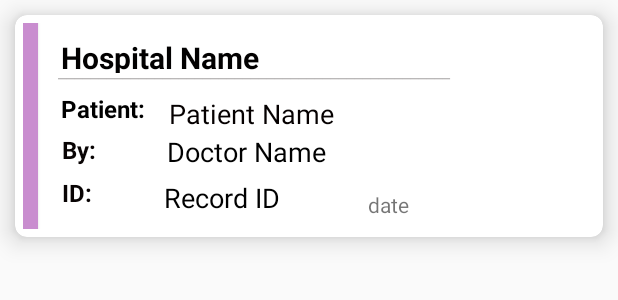
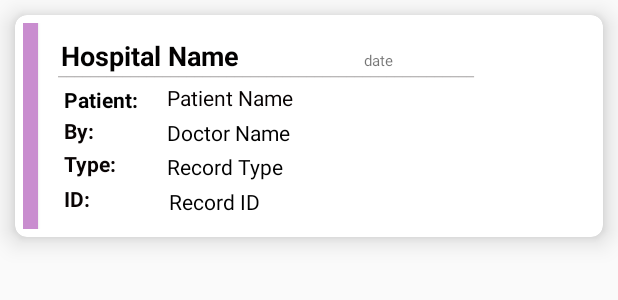
Before and after one commit to raghadn/HealthBuddyAdmin, an Android app: the layout record_item.xml on its own in the app's theme, with its tools: preview values and no code run, on a phone screen of 412 x 824 dp. Shown: the top 300 px of the screen. Run offline under Robolectric (Android 15) with nearby library versions, the phone set to English and light mode, and no system bars.

Commit message:
View Shared record completed + updated Card view

```diff
--- a/app/src/main/AndroidManifest.xml
+++ b/app/src/main/AndroidManifest.xml
@@ -27,12 +27,10 @@
         <activity android:name=".SearchForPatient"
             android:windowSoftInputMode="adjustPan"/>
         <activity android:name=".Notifications" />
-        <activity android:name=".WriteBloodTest" />
         <activity android:name=".ReadActivity" />
         <activity android:name=".Login">
             <intent-filter>
                 <action android:name="android.intent.action.MAIN" />
-
                 <category android:name="android.intent.category.LAUNCHER" />
             </intent-filter>
         </activity>
--- a/app/src/main/res/layout/activity_prescriptions.xml
+++ b/app/src/main/res/layout/activity_prescriptions.xml
@@ -32,6 +32,7 @@
 
 
     <TextView
+        android:id="@+id/Noresult"
         android:layout_width="wrap_content"
         android:layout_height="wrap_content"
         android:layout_marginBottom="416dp"
@@ -41,7 +42,8 @@
         app:layout_constraintEnd_toEndOf="parent"
         app:layout_constraintHorizontal_bias="0.464"
         app:layout_constraintStart_toStartOf="parent"
-        app:layout_constraintTop_toBottomOf="@+id/viewHiveToolBar" />
+        app:layout_constraintTop_toBottomOf="@+id/viewHiveToolBar"
+        android:visibility="invisible"/>
 
     <Button
         android:layout_marginTop="20dp"
--- a/app/src/main/res/layout/record_item.xml
+++ b/app/src/main/res/layout/record_item.xml
@@ -15,9 +15,31 @@
         android:layout_margin="5dp"
         android:orientation="vertical">
 
+
+        <TextView
+            android:id="@+id/typeText"
+            android:layout_width="57dp"
+            android:layout_height="23dp"
+            android:layout_alignParentStart="true"
+            android:layout_alignParentLeft="true"
+            android:layout_alignParentTop="true"
+            android:layout_alignParentEnd="true"
+            android:layout_alignParentRight="true"
+            android:layout_alignParentBottom="true"
+            android:layout_marginStart="27dp"
+            android:layout_marginLeft="27dp"
+            android:layout_marginTop="84dp"
+            android:layout_marginEnd="298dp"
+            android:layout_marginRight="298dp"
+            android:layout_marginBottom="30dp"
+            android:text="Type:"
+            android:textColor="#FD070202"
+            android:textSize="14sp"
+            android:textStyle="bold" />
+
         <TextView
             android:id="@+id/hname"
-            android:layout_width="328dp"
+            android:layout_width="320dp"
             android:layout_height="24dp"
             android:layout_alignParentStart="true"
             android:layout_alignParentLeft="true"
@@ -28,37 +50,98 @@
             android:layout_marginStart="25dp"
             android:layout_marginLeft="25dp"
             android:layout_marginTop="9dp"
-            android:layout_marginEnd="29dp"
-            android:layout_marginRight="29dp"
+            android:layout_marginEnd="37dp"
+            android:layout_marginRight="37dp"
             android:layout_marginBottom="104dp"
             android:text="Hospital Name"
             android:textColor="#020101"
-            android:textSize="20sp"
+            android:textSize="18sp"
             android:textStyle="bold" />
 
         <TextView
             android:id="@+id/textView8"
-            android:layout_width="wrap_content"
-            android:layout_height="26dp"
+            android:layout_width="55dp"
+            android:layout_height="24dp"
             android:layout_alignParentStart="true"
             android:layout_alignParentLeft="true"
             android:layout_alignParentTop="true"
             android:layout_alignParentEnd="true"
             android:layout_alignParentRight="true"
             android:layout_alignParentBottom="true"
-            android:layout_marginStart="26dp"
-            android:layout_marginLeft="26dp"
-            android:layout_marginTop="73dp"
-            android:layout_marginEnd="298dp"
-            android:layout_marginRight="298dp"
-            android:layout_marginBottom="38dp"
+            android:layout_marginStart="27dp"
+            android:layout_marginLeft="27dp"
+            android:layout_marginTop="62dp"
+            android:layout_marginEnd="300dp"
+            android:layout_marginRight="300dp"
+            android:layout_marginBottom="51dp"
             android:text="By: "
             android:textColor="#FD070202"
-            android:textSize="16sp"
+            android:textSize="14sp"
+            android:textStyle="bold" />
+
+        <TextView
+            android:id="@+id/Rid2"
+            android:layout_width="57dp"
+            android:layout_height="23dp"
+            android:layout_alignParentStart="true"
+            android:layout_alignParentLeft="true"
+            android:layout_alignParentTop="true"
+            android:layout_alignParentEnd="true"
+            android:layout_alignParentRight="true"
+            android:layout_alignParentBottom="true"
+            android:layout_marginStart="27dp"
+            android:layout_marginLeft="27dp"
+            android:layout_marginTop="107dp"
+            android:layout_marginEnd="295dp"
+            android:layout_marginRight="295dp"
+            android:layout_marginBottom="7dp"
+            android:text="ID: "
+            android:textColor="#FD070202"
+            android:textSize="14sp"
             android:textStyle="bold" />
 
         <TextView
             android:id="@+id/d_name"
+            android:layout_width="251dp"
+            android:layout_height="22dp"
+            android:layout_alignParentStart="true"
+            android:layout_alignParentLeft="true"
+            android:layout_alignParentTop="true"
+            android:layout_alignParentEnd="true"
+            android:layout_alignParentRight="true"
+            android:layout_alignParentBottom="true"
+            android:layout_marginStart="96dp"
+            android:layout_marginLeft="96dp"
+            android:layout_marginTop="63dp"
+            android:layout_marginEnd="35dp"
+            android:layout_marginRight="35dp"
+            android:layout_marginBottom="52dp"
+            android:text="Doctor Name"
+            android:textColor="#000000"
+            android:textSize="14sp" />
+
+        <TextView
+            android:id="@+id/Rid"
+            android:layout_width="232dp"
+            android:layout_height="22dp"
+            android:layout_alignParentStart="true"
+            android:layout_alignParentLeft="true"
+            android:layout_alignParentTop="true"
+            android:layout_alignParentEnd="true"
+            android:layout_alignParentRight="true"
+            android:layout_alignParentBottom="true"
+            android:layout_marginStart="97dp"
+            android:layout_marginLeft="97dp"
+            android:layout_marginTop="109dp"
+            android:layout_marginEnd="34dp"
+            android:layout_marginRight="34dp"
+            android:layout_marginBottom="6dp"
+            android:text="Record ID"
+            android:textColor="#000000"
+            android:textSize="14sp" />
+
+        <TextView
+            android:id="@+id/Type"
             android:layout_width="232dp"
             android:layout_height="22dp"
             android:layout_alignParentStart="true"
@@ -69,51 +152,52 @@
             android:layout_alignParentBottom="true"
             android:layout_marginStart="96dp"
             android:layout_marginLeft="96dp"
-            android:layout_marginTop="73dp"
-            android:layout_marginEnd="34dp"
-            android:layout_marginRight="34dp"
-            android:layout_marginBottom="42dp"
-            android:text="Doctor Name"
+            android:layout_marginTop="86dp"
+            android:layout_marginEnd="35dp"
+            android:layout_marginRight="35dp"
+            android:layout_marginBottom="29dp"
+            android:text="Record Type"
             android:textColor="#000000"
-            android:textSize="18sp" />
+            android:textSize="14sp" />
 
         <TextView
             android:id="@+id/record_date"
-            android:layout_width="119dp"
-            android:layout_height="22dp"
+            android:layout_width="108dp"
+            android:layout_height="14dp"
             android:layout_alignParentStart="true"
             android:layout_alignParentLeft="true"
             android:layout_alignParentTop="true"
             android:layout_alignParentEnd="true"
             android:layout_alignParentRight="true"
             android:layout_alignParentBottom="true"
-            android:layout_marginStart="230dp"
-            android:layout_marginLeft="230dp"
-            android:layout_marginTop="111dp"
-            android:layout_marginEnd="13dp"
-            android:layout_marginRight="13dp"
-            android:layout_marginBottom="4dp"
-            android:text="date" />
+            android:layout_marginStart="227dp"
+            android:layout_marginLeft="227dp"
+            android:layout_marginTop="18dp"
+            android:layout_marginEnd="47dp"
+            android:layout_marginRight="47dp"
+            android:layout_marginBottom="105dp"
+            android:text="date"
+            android:textSize="10sp" />
 
         <TextView
             android:id="@+id/patient_name"
-            android:layout_width="241dp"
-            android:layout_height="24dp"
+            android:layout_width="262dp"
+            android:layout_height="20dp"
             android:layout_alignParentStart="true"
             android:layout_alignParentLeft="true"
             android:layout_alignParentTop="true"
             android:layout_alignParentEnd="true"
             android:layout_alignParentRight="true"
             android:layout_alignParentBottom="true"
-            android:layout_marginStart="97dp"
-            android:layout_marginLeft="97dp"
-            android:layout_marginTop="48dp"
+            android:layout_marginStart="96dp"
+            android:layout_marginLeft="96dp"
+            android:layout_marginTop="40dp"
             android:layout_marginEnd="24dp"
             android:layout_marginRight="24dp"
-            android:layout_marginBottom="65dp"
+            android:layout_marginBottom="77dp"
             android:text="Patient Name"
             android:textColor="#050000"
-            android:textSize="18sp" />
+            android:textSize="14sp" />
 
         <Button
             android:id="@+id/button3"
@@ -125,23 +209,23 @@
         <TextView
             android:id="@+id/textView7"
             android:layout_width="wrap_content"
-            android:layout_height="21dp"
+            android:layout_height="20dp"
             android:layout_alignParentStart="true"
             android:layout_alignParentLeft="true"
             android:layout_alignParentTop="true"
             android:layout_alignParentEnd="true"
             android:layout_alignParentRight="true"
             android:layout_alignParentBottom="true"
-            android:layout_marginStart="25dp"
-            android:layout_marginLeft="25dp"
-            android:layout_marginTop="46dp"
-            android:layout_marginEnd="269dp"
-            android:layout_marginRight="269dp"
-            android:layout_marginBottom="70dp"
+            android:layout_marginStart="27dp"
+            android:layout_marginLeft="27dp"
+            android:layout_marginTop="41dp"
+            android:layout_marginEnd="278dp"
+            android:layout_marginRight="278dp"
+            android:layout_marginBottom="76dp"
             android:text="Patient:"
             android:textAllCaps="false"
             android:textColor="#000000"
-            android:textSize="16sp"
+            android:textSize="14sp"
             android:textStyle="bold" />
 
         <TextView
@@ -156,54 +240,13 @@
             android:layout_alignParentBottom="true"
             android:layout_marginStart="23dp"
             android:layout_marginLeft="23dp"
-            android:layout_marginTop="23dp"
+            android:layout_marginTop="22dp"
             android:layout_marginEnd="9dp"
             android:layout_marginRight="9dp"
-            android:layout_marginBottom="97dp"
-            android:text="_________________________________________________"
+            android:layout_marginBottom="98dp"
+            android:text="____________________________________________________"
             android:textColor="#A4949191"
             android:textSize="12sp" />
-
-        <TextView
-            android:id="@+id/Rid2"
-            android:layout_width="wrap_content"
-            android:layout_height="26dp"
-            android:layout_alignParentStart="true"
-            android:layout_alignParentLeft="true"
-            android:layout_alignParentTop="true"
-            android:layout_alignParentEnd="true"
-            android:layout_alignParentRight="true"
-            android:layout_alignParentBottom="true"
-            android:layout_marginStart="26dp"
-            android:layout_marginLeft="26dp"
-            android:layout_marginTop="102dp"
-            android:layout_marginEnd="298dp"
-            android:layout_marginRight="298dp"
-            android:layout_marginBottom="9dp"
-            android:text="ID: "
-            android:textColor="#FD070202"
-            android:textSize="16sp"
-            android:textStyle="bold" />
-
-        <TextView
-            android:id="@+id/Rid"
-            android:layout_width="232dp"
-            android:layout_height="22dp"
-            android:layout_alignParentStart="true"
-            android:layout_alignParentLeft="true"
-            android:layout_alignParentTop="true"
-            android:layout_alignParentEnd="true"
-            android:layout_alignParentRight="true"
-            android:layout_alignParentBottom="true"
-            android:layout_marginStart="94dp"
-            android:layout_marginLeft="94dp"
-            android:layout_marginTop="104dp"
-            android:layout_marginEnd="36dp"
-            android:layout_marginRight="36dp"
-            android:layout_marginBottom="11dp"
-            android:text="Record ID"
-            android:textColor="#000000"
-            android:textSize="18sp" />
 
     </RelativeLayout>
 
```
Also changed, not shown: app/src/main/java/com/example/myhealthbuddyadmin/Prescriptions.java (+32 -130 lines), app/src/main/java/com/example/myhealthbuddyadmin/RecordAdapter.java (added, +102 -0 lines), app/src/main/java/com/example/myhealthbuddyadmin/item_record.java (+24 -1 lines).
